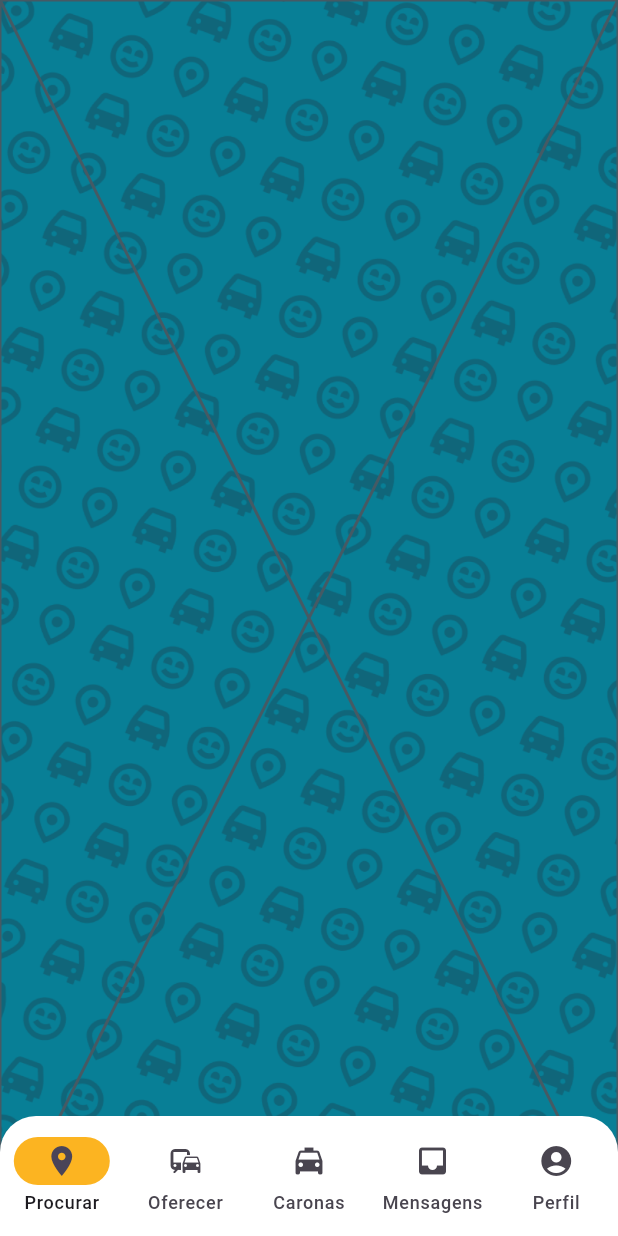
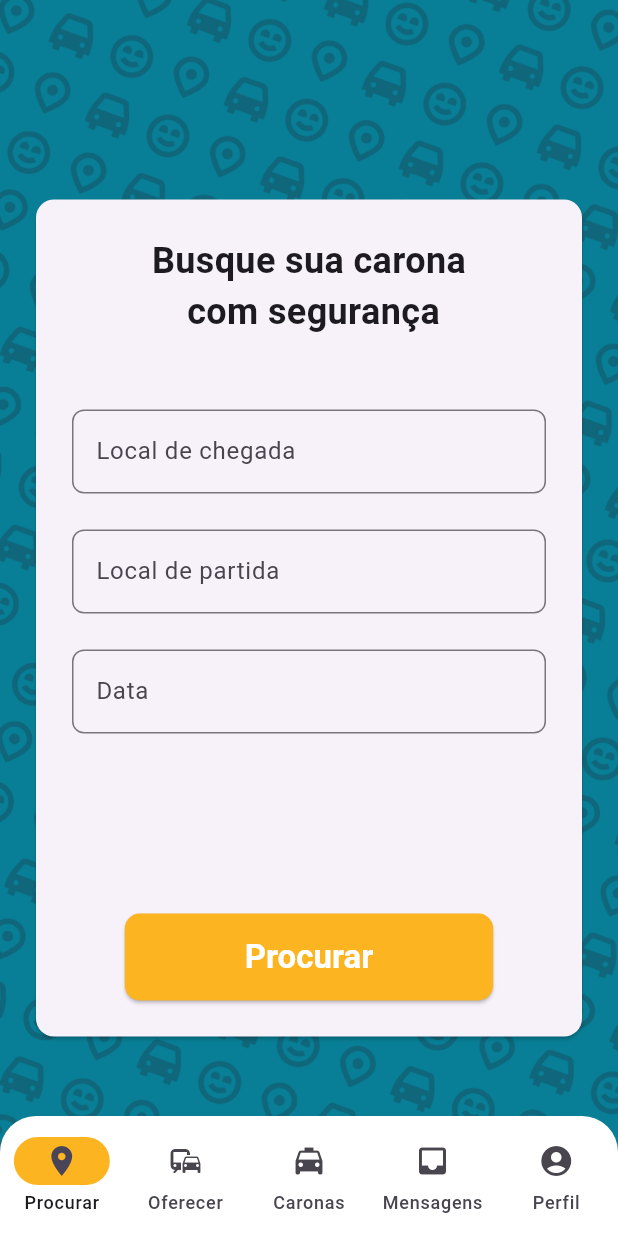
Before and after one commit to fossguild/joynride, a Flutter app: the HomeScreen screen opened directly, on a phone screen of 412 x 824 dp. Run offline on Flutter 3.47's test engine with Material 3 defaults, Android fonts, the phone set to English and light mode, and no system bars.

Commit message:
code: add search screen

```diff
--- a/app/joynride_app/lib/screens/home_screen.dart
+++ b/app/joynride_app/lib/screens/home_screen.dart
@@ -1,4 +1,5 @@
 import 'package:flutter/material.dart';
+import 'package:joynride_app/screens/search_screen.dart';
 
 class HomeScreen extends StatefulWidget {
   const HomeScreen({super.key});
@@ -23,7 +24,7 @@ class _HomeScreenState extends State<HomeScreen> {
                 AssetImage('assets/images/backgrounds/background_1_blue.png'),
           ),
         ),
-        child: const Placeholder(),
+        child: [const SearchScreen(), for(var i = 0; i < 4; i++) Placeholder()][_currentPageIndex],
       ),
       bottomNavigationBar: Container(
         clipBehavior: Clip.antiAlias,
--- /dev/null
+++ b/app/joynride_app/lib/screens/search_screen.dart
@@ -0,0 +1,86 @@
+import 'package:flutter/material.dart';
+import 'package:joynride_app/widgets/simple_button.dart';
+
+class SearchScreen extends StatelessWidget {
+  const SearchScreen({super.key});
+
+  @override
+  Widget build(BuildContext context) {
+    //var theme = Theme.of(context);
+    //var textStyle = theme.textTheme;
+
+    // TODO: implement build
+    return Container(
+      alignment: Alignment.center,
+      margin: const EdgeInsets.all(20.0),
+      child: Card(
+        child: Padding(
+          padding: EdgeInsets.all(24.0),
+          child: Column(
+            mainAxisSize: MainAxisSize.min,
+            children: [
+              const Text(
+                'Busque sua carona \n com segurança',
+                textAlign: TextAlign.center,
+                style: TextStyle(fontWeight: FontWeight.bold, fontSize: 24),
+                //style: textStyle.textTheme
+              ),
+              const SizedBox(
+                height: 48.0,
+              ),
+              const TextField(
+                decoration: InputDecoration(
+                  labelText: 'Local de chegada',
+                  hintText: 'ponto',
+                  hintStyle: TextStyle(color: Colors.grey),
+                  border: OutlineInputBorder(
+                    borderRadius: BorderRadius.all(
+                      Radius.circular(8.0),
+                    ),
+                  ),
+                ),
+              ),
+              const SizedBox(
+                height: 24.0,
+              ),
+              const TextField(
+                decoration: InputDecoration(
+                  labelText: 'Local de partida',
+                  hintText: 'ponto',
+                  hintStyle: TextStyle(color: Colors.grey),
+                  border: OutlineInputBorder(
+                    borderRadius: BorderRadius.all(
+                      Radius.circular(8.0),
+                    ),
+                  ),
+                ),
+              ),
+              const SizedBox(
+                height: 24.0,
+              ),
+              const TextField(
+                decoration: InputDecoration(
+                  labelText: 'Data',
+                  hintText: 'dd/mm/yyyy',
+                  hintStyle: TextStyle(color: Colors.grey),
+                  border: OutlineInputBorder(
+                    borderRadius: BorderRadius.all(
+                      Radius.circular(8.0),
+                    ),
+                  ),
+                ),
+              ),
+              const SizedBox(
+                height: 120.0,
+              ),
+              SimpleButton(
+                text: 'Procurar',
+                onPressed: () {},
+              ),
+            ],
+          ),
+        ),
+      ),
+    );
+  }
+}
```
